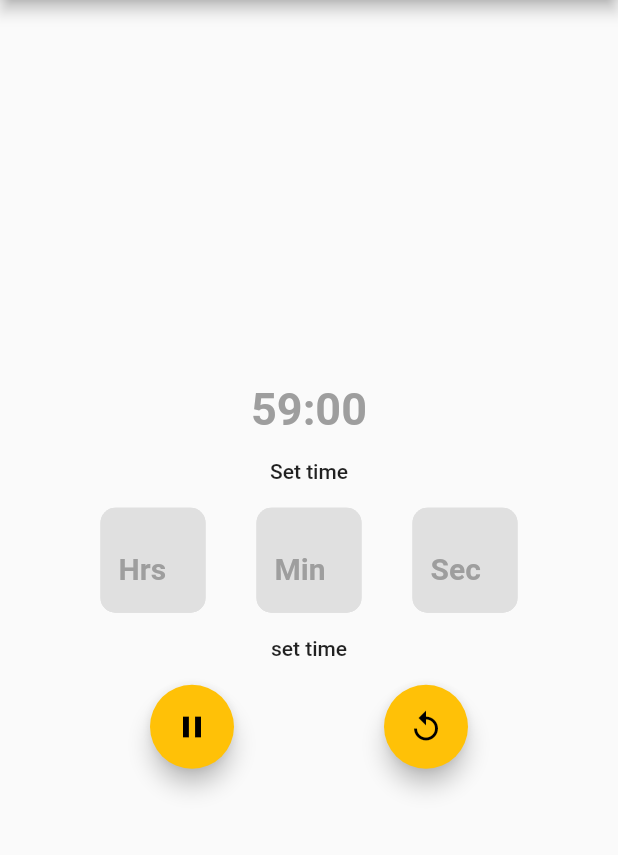
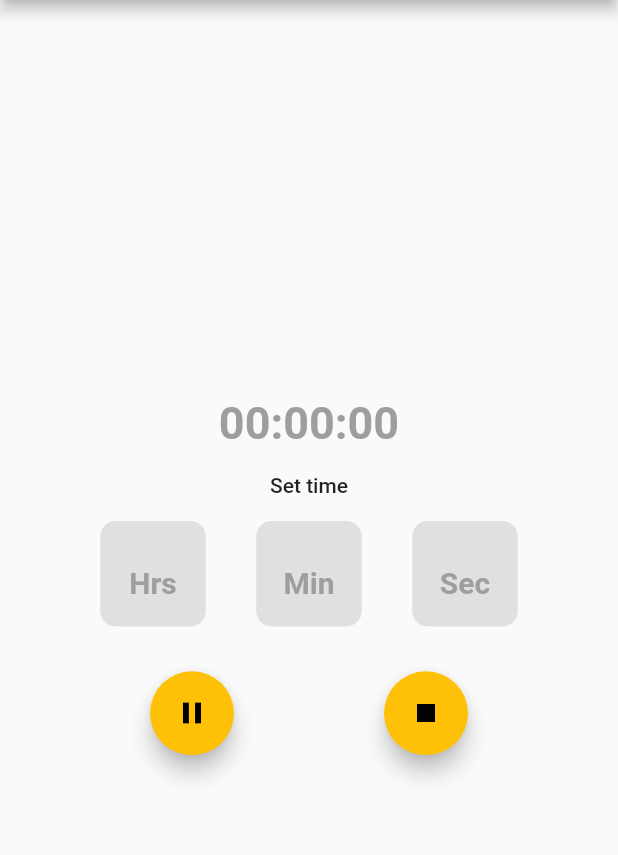
Before and after one commit to Looper101/Timer_App, a Flutter app: the screen it shows after launch, after a tap on the "play arrow" icon, on a phone screen of 412 x 824 dp, the part 84-939 px from its top. Run offline on Flutter 3.47's test engine with Material 2 defaults, Android fonts, the phone set to English and light mode, and no system bars; our stand-ins replace bloc, equatable, flutter_bloc.

Commit message:
time ui fixed

```diff
--- a/lib/bloc/timer_bloc.dart
+++ b/lib/bloc/timer_bloc.dart
@@ -9,9 +9,9 @@ part 'timer_event.dart';
 part 'timer_state.dart';
 
 class TimerBloc extends Bloc<TimerEvent, TimerState> {
-//depend on the ticker class we created to generate stream<int>
+//! Depend on the ticker class we created to generate stream<int>
   final Ticker _ticker;
-  static final int _duration = 60;
+  static final int _duration = 0;
 
   StreamSubscription<int> _tickerSubscription;
 
@@ -41,13 +41,13 @@ class TimerBloc extends Bloc<TimerEvent, TimerState> {
     }
   }
 
-  Stream<TimerState> _mapTimerStartedToState(TimerStarted start) async* {
-    yield TimerRunInProgress(duration: start.duration);
+  Stream<TimerState> _mapTimerStartedToState(TimerStarted event) async* {
+    yield TimerRunInProgress(duration: event.duration);
 
     //if there was an already opened _tickerSubscription ..we need to cancel it
     _tickerSubscription?.cancel(); //Cancel it to allocate memory
     _tickerSubscription = _ticker
-        .tick(tick: start.duration)
+        .tick(tick: event.duration)
         .listen((duration) => add(TimerTicked(duration: duration)));
   }
 
--- a/lib/main.dart
+++ b/lib/main.dart
@@ -4,7 +4,6 @@ import 'package:flutter_bloc/flutter_bloc.dart';
 
 import 'package:timer/bloc/timer_bloc.dart';
 import 'package:timer/ticker.dart';
-import 'package:flutter_picker/flutter_picker.dart';
 
 void main() {
   runApp(MyApp());
@@ -49,7 +48,7 @@ class TimerUI extends StatelessWidget {
                     .padLeft(2, '0');
 
                 return Text(
-                  '$minutesStr:$secondsStr',
+                  intToTimeLeft(state.duration),
                   style: TextStyle(
                       fontSize: 30,
                       fontWeight: FontWeight.bold,
@@ -82,14 +81,14 @@ class _ActionsState extends State<Actions> {
   TextEditingController _minuteController = TextEditingController();
   TextEditingController _secondsController = TextEditingController();
 
-  timeFixer({String hour, String minute, String seconds}) {
+  int totalTime({String hour, String minute, String seconds}) {
     var hr = int.parse(hour.length > 2 ? hour : '0' + hour);
     var mn = int.parse(minute.length > 2 ? minute : '0' + minute);
     var sec = int.parse(seconds.length > 2 ? seconds : '0' + seconds);
 
     var duration = Duration(hours: hr, minutes: mn, seconds: sec);
 
-    print(duration);
+    return duration.inSeconds;
   }
 
   @override
@@ -108,20 +107,17 @@ class _ActionsState extends State<Actions> {
             _buildTimeEnter(label: 'Sec', controller: _secondsController)
           ],
         ),
-        FlatButton(
-          child: Text('set time'),
-          onPressed: () {
-            timeFixer(
-                hour: _hourController.text,
-                minute: _minuteController.text,
-                seconds: _secondsController.text);
-          },
-        ),
+        SizedBox(height: 30),
         Row(
             mainAxisAlignment: MainAxisAlignment.spaceAround,
-            children: _mapStateToActionButton(
+            children: _stateToControl(
                 timerBloc: BlocProvider.of<TimerBloc>(context),
-                context: context)),
+                context: context,
+                durationInInt: totalTime(
+                  hour: _hourController.text,
+                  minute: _minuteController.text,
+                  seconds: _secondsController.text,
+                ))),
       ],
     );
   }
@@ -141,10 +137,12 @@ class _ActionsState extends State<Actions> {
           controller: controller,
           style: TextStyle(fontWeight: FontWeight.bold, fontSize: 30),
           maxLength: 2,
+          textAlign: TextAlign.center,
           keyboardType: TextInputType.number,
           decoration: InputDecoration(
               enabledBorder: OutlineInputBorder(borderSide: BorderSide.none),
               disabledBorder: OutlineInputBorder(borderSide: BorderSide.none),
+              focusedBorder: InputBorder.none,
               counterText: '',
               hintText: label,
               hintStyle: TextStyle(fontSize: 20, color: Colors.grey.shade500)),
@@ -153,18 +151,20 @@ class _ActionsState extends State<Actions> {
     );
   }
 
-  List<Widget> _mapStateToActionButton(
-      {TimerBloc timerBloc,
-      BuildContext context,
-      TextEditingController hourController,
-      TextEditingController minuteController}) {
+  List<Widget> _stateToControl(
+      {TimerBloc timerBloc, BuildContext context, int durationInInt}) {
     final TimerState currentState = timerBloc.state;
 
     if (currentState is TimerInitial) {
       return [
         FloatingActionButton(
           child: Icon(Icons.play_arrow_sharp),
-          onPressed: () => timerBloc.add(TimerStarted(duration: 60)),
+          onPressed: () {
+            //clear fields
+            timerBloc.add(TimerStarted(
+              duration: durationInInt.toInt() ?? 0,
+            ));
+          },
         ) //add the timerstarted Event,
       ];
     }
@@ -175,7 +175,7 @@ class _ActionsState extends State<Actions> {
             child: Icon(Icons.pause),
             onPressed: () => timerBloc.add(TimerPaused())),
         FloatingActionButton(
-          child: Icon(Icons.replay),
+          child: Icon(Icons.stop),
           onPressed: () => timerBloc.add(TimerReset()),
         )
       ];
@@ -190,7 +190,7 @@ class _ActionsState extends State<Actions> {
               .add(TimerStarted(duration: currentState.duration)),
         ),
         FloatingActionButton(
-          child: Icon(Icons.replay),
+          child: Icon(Icons.stop),
           onPressed: () =>
               BlocProvider.of<TimerBloc>(context).add(TimerReset()),
         )
@@ -209,3 +209,25 @@ class _ActionsState extends State<Actions> {
     return [];
   }
 }
+
+String intToTimeLeft(int value) {
+  int h, m, s;
+
+  h = value ~/ 3600;
+
+  m = ((value - h * 3600)) ~/ 60;
+
+  s = value - (h * 3600) - (m * 60);
+
+  String hourLeft = h.toString().length < 2 ? "0" + h.toString() : h.toString();
+
+  String minuteLeft =
+      m.toString().length < 2 ? "0" + m.toString() : m.toString();
+
+  String secondsLeft =
+      s.toString().length < 2 ? "0" + s.toString() : s.toString();
+
+  String result = "$hourLeft:$minuteLeft:$secondsLeft";
+
+  return result;
+}
--- a/pubspec.yaml
+++ b/pubspec.yaml
@@ -33,6 +33,7 @@ dependencies:
   equatable: ^1.2.5
   bloc: ^6.1.1
   flutter_picker: ^1.1.5
+  audioplayer: ^0.8.1
 
 dev_dependencies:
   flutter_test:
```
Also changed, not shown: pubspec.lock.
